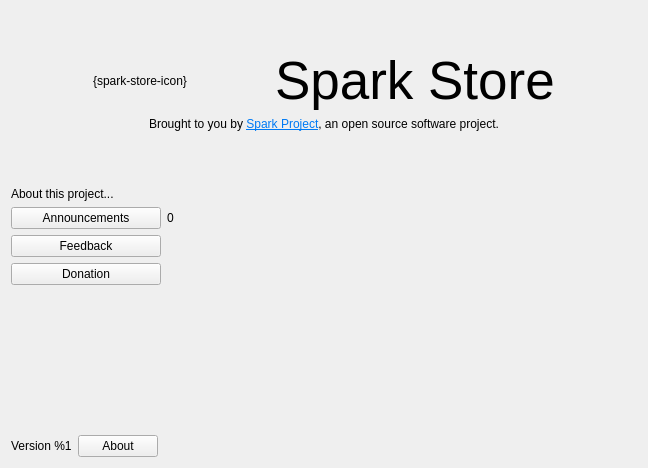
Above: gui/page/ui/homepage.ui from spark-store-project/spark-store before the change. Below: the same form after it.
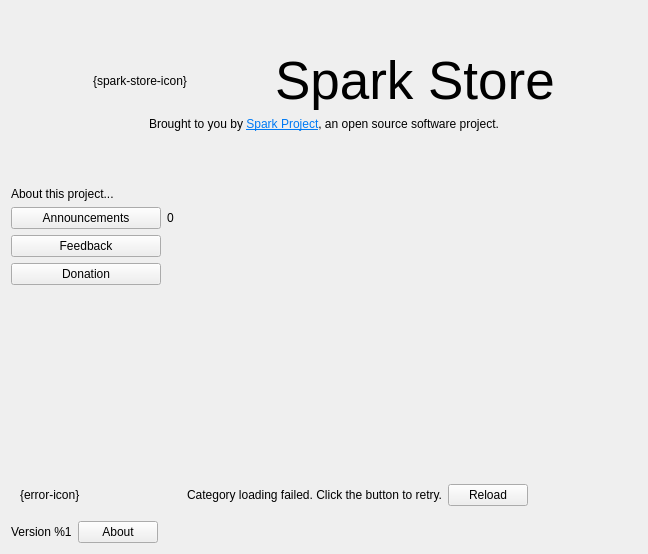
That is the form after the change. Custom widgets are drawn as their Qt base class.

Diff of the .ui file:
```diff
--- a/gui/page/ui/homepage.ui
+++ b/gui/page/ui/homepage.ui
@@ -7,7 +7,7 @@
     <x>0</x>
     <y>0</y>
     <width>648</width>
-    <height>468</height>
+    <height>554</height>
    </rect>
   </property>
   <property name="sizePolicy">
@@ -220,6 +220,71 @@
      </property>
     </spacer>
    </item>
+   <item>
+    <widget class="QWidget" name="widReloadCategory" native="true">
+     <layout class="QHBoxLayout" name="horizontalLayout_3">
+      <item>
+       <widget class="QLabel" name="lblCategoryErrIcon">
+        <property name="text">
+         <string>{error-icon}</string>
+        </property>
+       </widget>
+      </item>
+      <item>
+       <spacer name="horizontalSpacer_4">
+        <property name="orientation">
+         <enum>Qt::Horizontal</enum>
+        </property>
+        <property name="sizeHint" stdset="0">
+         <size>
+          <width>40</width>
+          <height>20</height>
+         </size>
+        </property>
+       </spacer>
+      </item>
+      <item>
+       <widget class="QLabel" name="lblCategoryErr">
+        <property name="sizePolicy">
+         <sizepolicy hsizetype="Maximum" vsizetype="Preferred">
+          <horstretch>0</horstretch>
+          <verstretch>0</verstretch>
+         </sizepolicy>
+        </property>
+        <property name="text">
+         <string>Category loading failed. Click the button to retry.</string>
+        </property>
+       </widget>
+      </item>
+      <item>
+       <widget class="QPushButton" name="btnReloadCategory">
+        <property name="sizePolicy">
+         <sizepolicy hsizetype="Maximum" vsizetype="Fixed">
+          <horstretch>0</horstretch>
+          <verstretch>0</verstretch>
+         </sizepolicy>
+        </property>
+        <property name="text">
+         <string>Reload</string>
+        </property>
+       </widget>
+      </item>
+      <item>
+       <spacer name="horizontalSpacer_2">
+        <property name="orientation">
+         <enum>Qt::Horizontal</enum>
+        </property>
+        <property name="sizeHint" stdset="0">
+         <size>
+          <width>40</width>
+          <height>20</height>
+         </size>
+        </property>
+       </spacer>
+      </item>
+     </layout>
+    </widget>
+   </item>
    <item>
     <layout class="QHBoxLayout" name="horizontalLayout">
      <item>
```
